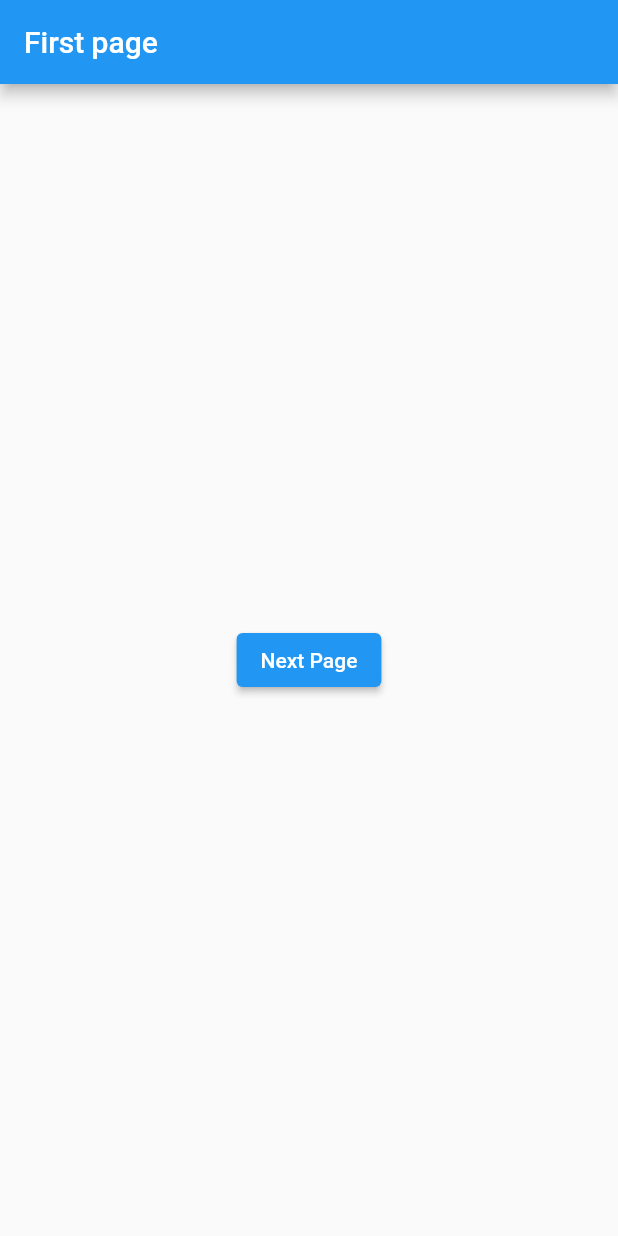
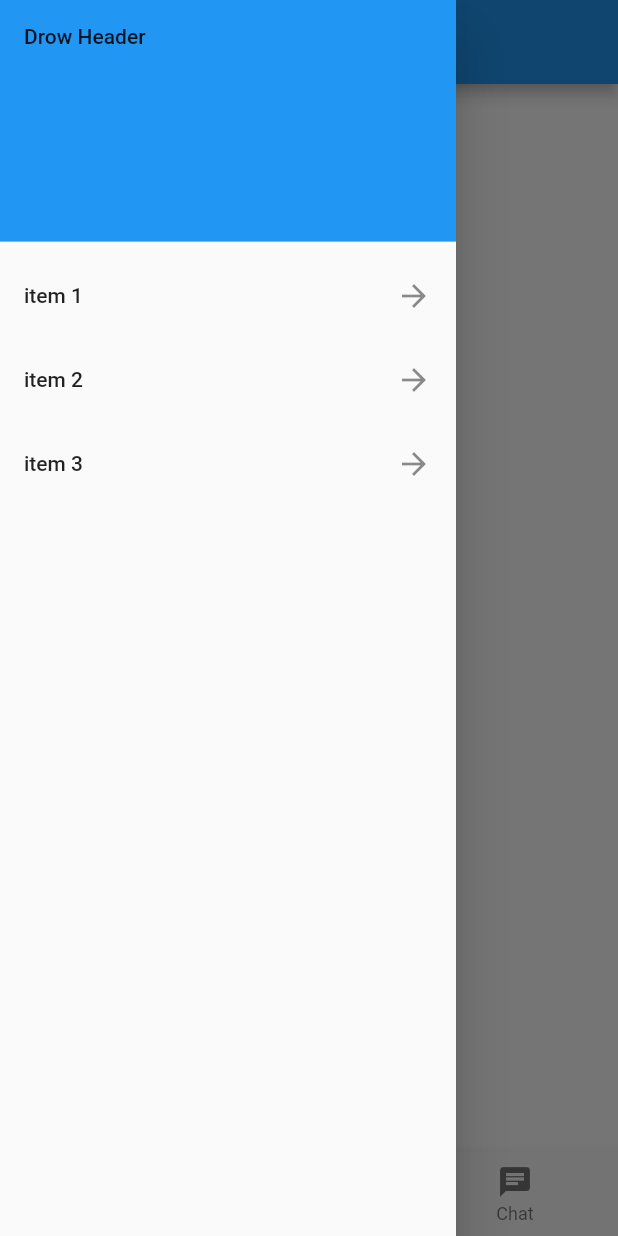
Before and after one commit to sukesuke0718/app_flutter_project01, a Flutter app: the screen it shows after launch, with the side drawer open (before the commit the screen has no drawer), on a phone screen of 412 x 824 dp. Run offline on Flutter 3.47's test engine with Material 2 defaults, Android fonts, the phone set to English and light mode, and no system bars.

Commit message:
#1 メニュー

```diff
--- a/lib/src/app.dart
+++ b/lib/src/app.dart
@@ -2,6 +2,7 @@ import 'package:flutter/material.dart';
 
 import 'screen/page.dart';
 import 'screen/my_home_page.dart';
+import 'screen/navigation.dart';
 
 class MyApp extends StatelessWidget {
   const MyApp({super.key});
@@ -24,7 +25,7 @@ class MyApp extends StatelessWidget {
         primarySwatch: Colors.blue,
       ),
       //home: const MyHomePage(title: 'Flutter Demo Home Page'),
-      home: const FirstPage(),
+      home: const MainPage(title: 'test',),
     );
   }
 }
--- /dev/null
+++ b/lib/src/screen/navigation.dart
@@ -0,0 +1,89 @@
+import 'package:flutter/material.dart';
+
+class MainPage extends StatefulWidget {
+  const MainPage({super.key, required this.title});
+
+  final String title;
+
+  @override
+  State<MainPage> createState() => _MainPageState();
+}
+
+class _MainPageState extends State<MainPage> {
+
+  int _currentIndex = 0;
+  final _pageWidgets = [
+    PageWidget(color:Colors.white, title:'Home'),
+    PageWidget(color:Colors.blue, title:'Album'),
+    PageWidget(color:Colors.orange, title:'Chat'),
+  ];
+
+  @override
+  Widget build(BuildContext context) {
+    return Scaffold(
+      appBar: AppBar(
+        title: Text('BottomNavigationBar'),
+      ),
+      drawer: Drawer(
+        child:ListView(
+          children: <Widget>[
+            DrawerHeader(
+              child: Text('Drow Header'),
+              decoration: BoxDecoration(
+                color: Colors.blue,
+              ),
+            ),
+            ListTile(
+              title: Text('item 1'),
+              trailing: Icon(Icons.arrow_forward),
+            ),
+            ListTile(
+              title: Text('item 2'),
+              trailing: Icon(Icons.arrow_forward),
+            ),
+            ListTile(
+              title: Text('item 3'),
+              trailing: Icon(Icons.arrow_forward),
+            ),
+          ],
+        ),
+      ),
+      body: _pageWidgets.elementAt(_currentIndex),
+      bottomNavigationBar: BottomNavigationBar(
+        items: <BottomNavigationBarItem>[
+          BottomNavigationBarItem(icon: Icon(Icons.home), label: 'Home'),
+          BottomNavigationBarItem(icon: Icon(Icons.photo_album), label: 'Album'),
+          BottomNavigationBarItem(icon: Icon(Icons.chat), label: 'Chat'),
+        ],
+        currentIndex: _currentIndex,
+        fixedColor: Colors.blueAccent,
+        onTap: _onItemTapped,
+        type: BottomNavigationBarType.fixed,
+      ),
+    );
+  }
+
+  void _onItemTapped(int index) => setState(() => _currentIndex = index );
+}
+
+class PageWidget extends StatelessWidget {
+  final Color? color;
+  final String? title;
+
+  const PageWidget({Key? key,  this.color, this.title}) : super(key: key);
+
+  @override
+  Widget build(BuildContext context) {
+    return Container(
+      color: color,
+      child: Center(
+        child: Text(
+          title!,
+          style: TextStyle(
+            fontSize: 25,
+          ),
+        ),
+      ),
+    );
+  }
+}
```
